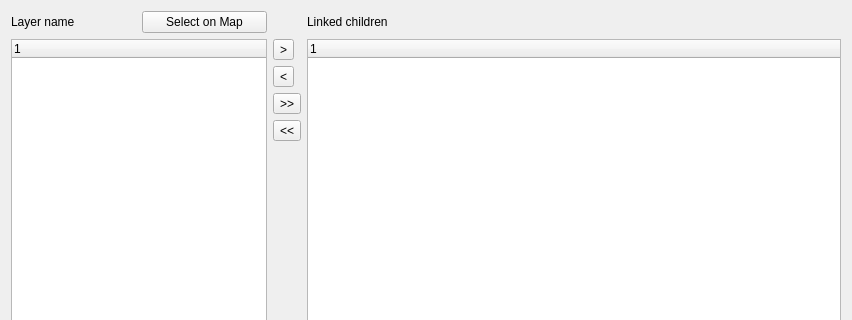
Before: the Qt Designer form enhanced_relation_editor_widget/ui/relation_editor_link_child_manager_dialog.ui in opengisch/qgis-linking-relation-editor, drawn with Qt 5; both pictures show x 0 to 852 and y 0 to 320 of the 852 by 527 pixel window.
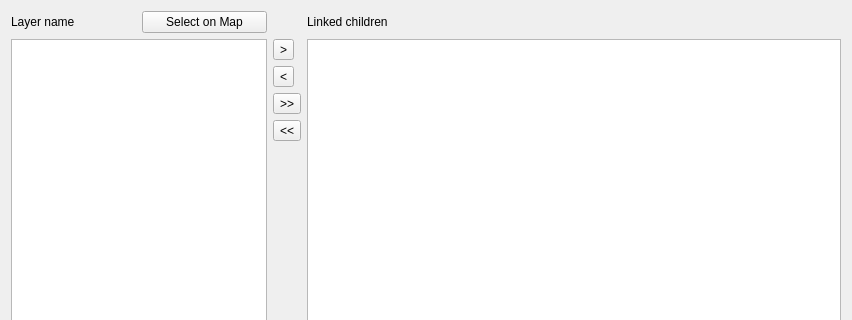
After: the same form once the commit is applied.

Diff of the .ui file:
```diff
--- a/enhanced_relation_editor_widget/ui/relation_editor_link_child_manager_dialog.ui
+++ b/enhanced_relation_editor_widget/ui/relation_editor_link_child_manager_dialog.ui
@@ -69,24 +69,6 @@
      </property>
     </spacer>
    </item>
-   <item row="1" column="0" rowspan="5" colspan="2">
-    <widget class="QTreeWidget" name="treeWidget">
-     <column>
-      <property name="text">
-       <string notr="true">1</string>
-      </property>
-     </column>
-    </widget>
-   </item>
-   <item row="1" column="3" rowspan="5">
-    <widget class="QTreeWidget" name="treeWidget_2">
-     <column>
-      <property name="text">
-       <string notr="true">1</string>
-      </property>
-     </column>
-    </widget>
-   </item>
    <item row="6" column="3">
     <widget class="QDialogButtonBox" name="buttonBox">
      <property name="orientation">
@@ -104,6 +86,12 @@
      </property>
     </widget>
    </item>
+   <item row="1" column="0" rowspan="5" colspan="2">
+    <widget class="QListView" name="mFeaturesListViewLeft"/>
+   </item>
+   <item row="1" column="3" rowspan="5">
+    <widget class="QListView" name="mFeaturesListViewRight"/>
+   </item>
   </layout>
  </widget>
  <resources/>
```
